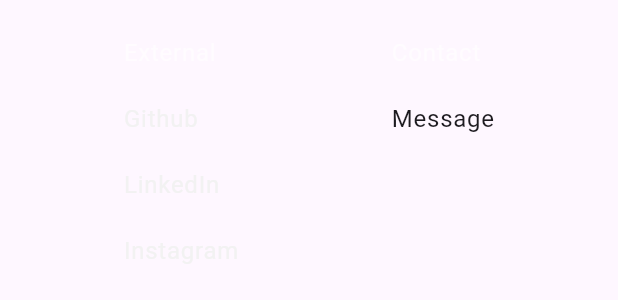
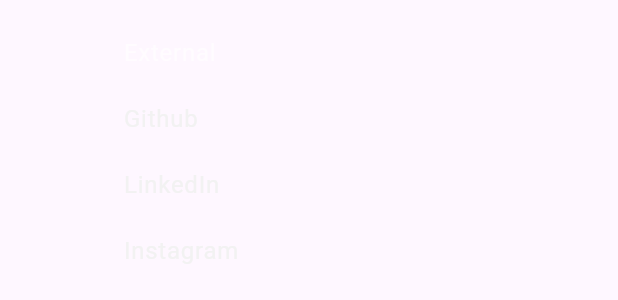
Before and after one commit to 0xharkirat/portfolio, a Flutter app: the Footer widget shown alone on an empty page, opened directly, on a phone screen of 412 x 824 dp. Shown: the part 352-652 px from the top of the screen. Run offline on Flutter 3.47's test engine with Material 3 defaults, Android fonts, the light colour scheme and no system bars; our stand-ins replace flutter_animate, flutter_riverpod, font_awesome_flutter, responsive_builder, transparent_image, url_strategy; missing offline and left inert: dart:js; network calls fail; Roboto replaces fonts that are missing (Gt).

Commit message:
fixed footer

```diff
--- a/lib/constants/imgUrls.dart
+++ b/lib/constants/img_urls.dart
@@ -1,4 +1,4 @@
-// ignore: file_names
+
 const harkLogo =
     "https://firebasestorage.googleapis.com/v0/b/portfolio-a90a8.appspot.com/o/hark-logo.png?alt=media";
 
--- a/lib/main.dart
+++ b/lib/main.dart
@@ -1,4 +1,4 @@
-// ignore_for_file: depend_on_referenced_packages
+
 
 import 'package:flutter/material.dart';
 import 'package:flutter_riverpod/flutter_riverpod.dart';
--- a/lib/model/project_model.dart
+++ b/lib/model/project_model.dart
@@ -1,4 +1,4 @@
-import 'package:portfolio/constants/imgUrls.dart';
+import 'package:portfolio/constants/img_urls.dart';
 
 class Project {
   final String title;
--- a/lib/pages/about.dart
+++ b/lib/pages/about.dart
@@ -5,7 +5,7 @@
 import 'package:flutter_riverpod/flutter_riverpod.dart';
 import 'package:portfolio/constants/colors.dart';
 
-import 'package:portfolio/constants/imgUrls.dart';
+import 'package:portfolio/constants/img_urls.dart';
 import 'package:portfolio/constants/urls.dart';
 import 'package:portfolio/provider/font_provider.dart';
 import 'package:portfolio/widgets/footer.dart';
--- a/lib/pages/home.dart
+++ b/lib/pages/home.dart
@@ -1,7 +1,7 @@
 import 'package:flutter/material.dart';
 import 'package:flutter_animate/flutter_animate.dart';
 import 'package:flutter_riverpod/flutter_riverpod.dart';
-import 'package:portfolio/constants/imgUrls.dart';
+import 'package:portfolio/constants/img_urls.dart';
 import 'package:portfolio/provider/font_provider.dart';
 import 'package:portfolio/widgets/footer.dart';
 import 'package:responsive_builder/responsive_builder.dart';
--- a/lib/widgets/contact_overlay.dart
+++ b/lib/widgets/contact_overlay.dart
@@ -3,7 +3,7 @@
 import 'package:flutter_animate/flutter_animate.dart';
 import 'package:flutter_riverpod/flutter_riverpod.dart';
 import 'package:portfolio/constants/colors.dart';
-import 'package:portfolio/constants/imgUrls.dart';
+import 'package:portfolio/constants/img_urls.dart';
 import 'package:portfolio/model/contact_model.dart';
 import 'package:portfolio/provider/chat_provider.dart';
 import 'package:portfolio/provider/font_provider.dart';
--- a/lib/widgets/footer.dart
+++ b/lib/widgets/footer.dart
@@ -42,7 +42,7 @@
           children: [
             StaggeredGrid.count(
               crossAxisCount: size.width > 767 ? 2 : 1,
-              crossAxisSpacing: 100,
+              crossAxisSpacing: 200,
               mainAxisSpacing: 50,
               children: [
                 Column(
@@ -241,13 +241,6 @@
                 Column(
                   crossAxisAlignment: CrossAxisAlignment.start,
                   children: [
-                    Row(
-                      crossAxisAlignment: CrossAxisAlignment.start,
-                      mainAxisAlignment: MainAxisAlignment.spaceBetween,
-                      children: [
-                        Column(
-                          crossAxisAlignment: CrossAxisAlignment.start,
-                          children: [
                     Text(
                       "External",
                       style: Theme.of(context)
@@ -284,50 +277,6 @@
                     const FooterLink(
                       linkText: "My Story",
                       url: aboutUrl,
-                            ),
-                          ],
-                        ),
-                        Column(
-                          crossAxisAlignment: CrossAxisAlignment.start,
-                          children: [
-                            Text(
-                              "Contact",
-                              style: Theme.of(context)
-                                  .textTheme
-                                  .bodyLarge!
-                                  .copyWith(
-                                    fontFamily: currentFontGroup['body'],
-                                    color: Colors.white60,
-                                  ),
-                            ),
-                            const SizedBox(
-                              height: 20,
-                            ),
-                            Consumer(
-                              builder: (BuildContext context, WidgetRef ref,
-                                  Widget? child) {
-                                return InkWell(
-                                  mouseCursor: SystemMouseCursors.click,
-                                  onTap: () {
-                                    ref
-                                        .read(contactProvider.notifier)
-                                        .toggleContact(context);
-                                  },
-                                  child: Text(
-                                    "Message",
-                                    style: Theme.of(context)
-                                        .textTheme
-                                        .bodyLarge!
-                                        .copyWith(
-                                            fontFamily:
-                                                currentFontGroup['body']),
-                                  ),
-                                );
-                              },
-                            )
-                          ],
-                        )
-                      ],
                     )
                   ],
                 )
```
Also changed, not shown: 1 other file. Lines whose indentation alone changed are shown as unchanged.
